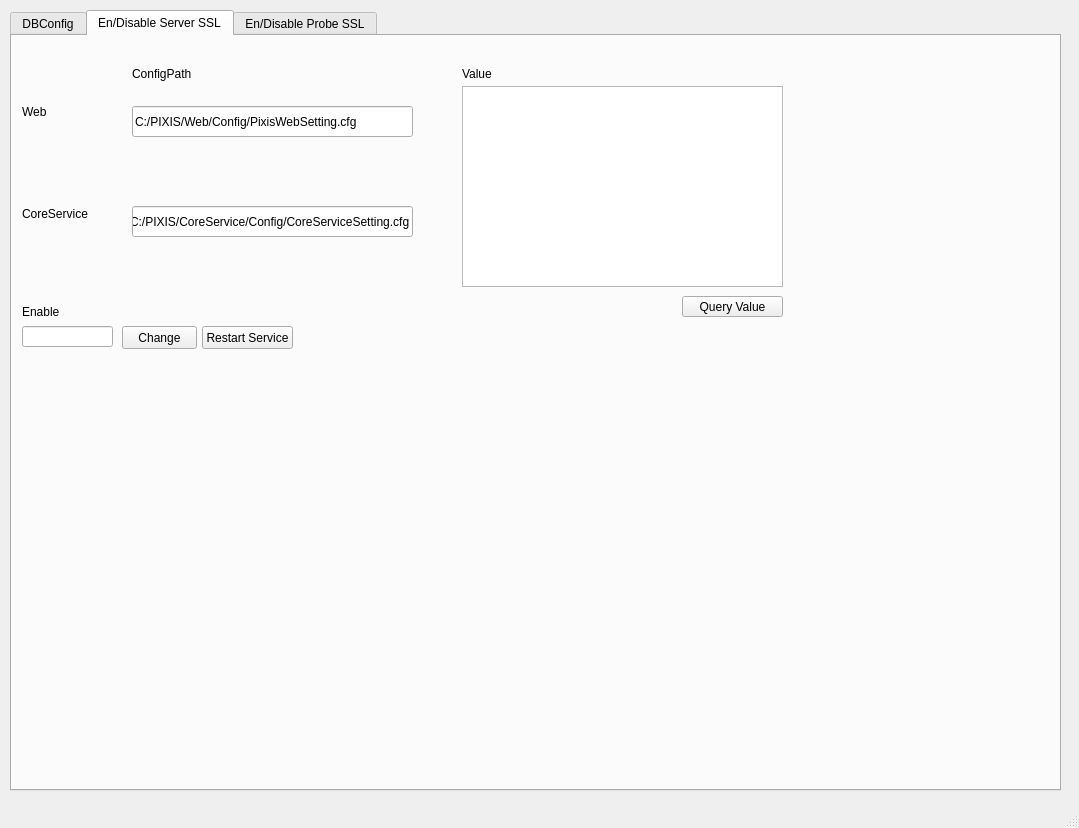
Qt form AtheNACToolsUI.ui (Hankhehe/PythonQT) before a commit.
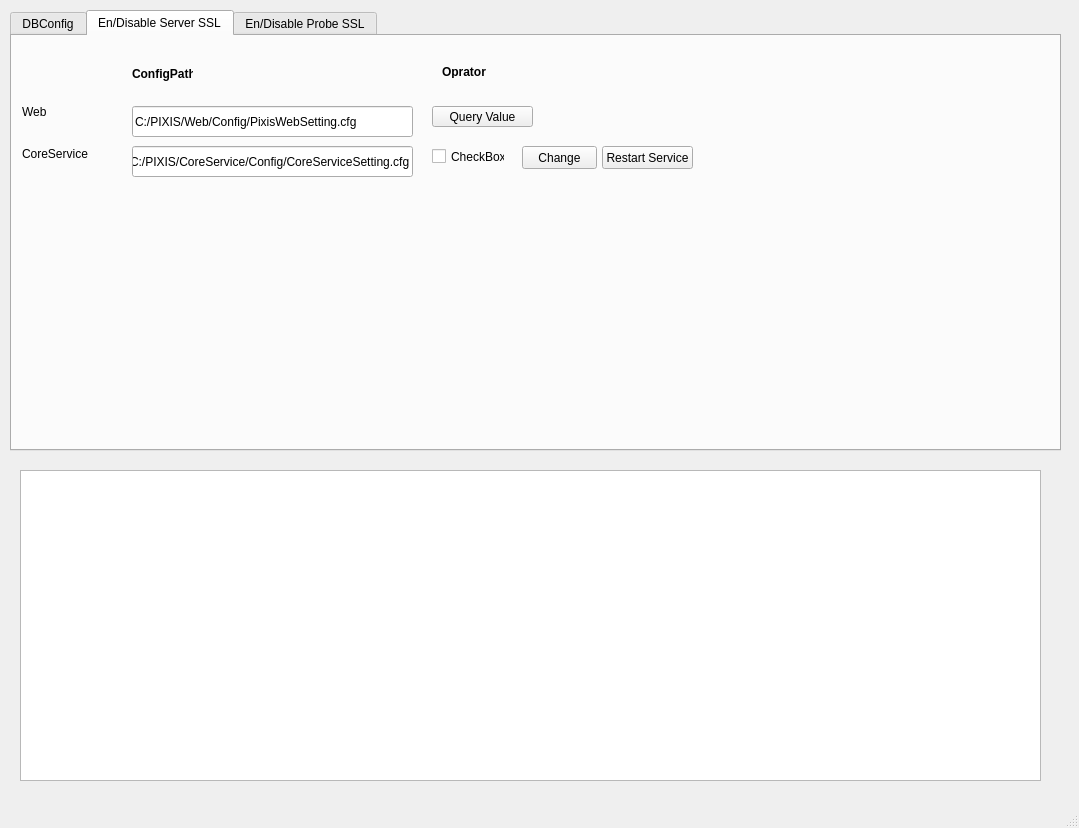
The same form after that commit. The open tabs and pages were chosen to show the change.

Patch:
```diff
--- a/AtheNACToolsUI.ui
+++ b/AtheNACToolsUI.ui
@@ -20,7 +20,7 @@
       <x>10</x>
       <y>10</y>
       <width>1051</width>
-      <height>781</height>
+      <height>441</height>
      </rect>
     </property>
     <property name="currentIndex">
@@ -275,19 +275,6 @@
      <attribute name="title">
       <string>En/Disable Server SSL</string>
      </attribute>
-     <widget class="QLabel" name="label_Value_ServerSSL">
-      <property name="geometry">
-       <rect>
-        <x>450</x>
-        <y>30</y>
-        <width>81</width>
-        <height>16</height>
-       </rect>
-      </property>
-      <property name="text">
-       <string>Value</string>
-      </property>
-     </widget>
      <widget class="QLabel" name="label_ConfigPath_ServerSSL">
       <property name="geometry">
        <rect>
@@ -297,6 +284,13 @@
         <height>16</height>
        </rect>
       </property>
+      <property name="font">
+       <font>
+        <family>Arial</family>
+        <weight>75</weight>
+        <bold>true</bold>
+       </font>
+      </property>
       <property name="text">
        <string>ConfigPath</string>
       </property>
@@ -331,7 +325,7 @@
       <property name="geometry">
        <rect>
         <x>10</x>
-        <y>170</y>
+        <y>110</y>
         <width>81</width>
         <height>16</height>
        </rect>
@@ -344,7 +338,7 @@
       <property name="geometry">
        <rect>
         <x>120</x>
-        <y>170</y>
+        <y>110</y>
         <width>281</width>
         <height>31</height>
        </rect>
@@ -353,24 +347,11 @@
        <string>C:/PIXIS/CoreService/Config/CoreServiceSetting.cfg</string>
       </property>
      </widget>
-     <widget class="QLabel" name="label_Enable_ServerSSL">
-      <property name="geometry">
-       <rect>
-        <x>10</x>
-        <y>270</y>
-        <width>47</width>
-        <height>12</height>
-       </rect>
-      </property>
-      <property name="text">
-       <string>Enable</string>
-      </property>
-     </widget>
      <widget class="QPushButton" name="pushButton_RestartService_ServerSSL">
       <property name="geometry">
        <rect>
-        <x>190</x>
-        <y>290</y>
+        <x>590</x>
+        <y>110</y>
         <width>91</width>
         <height>23</height>
        </rect>
@@ -382,8 +363,8 @@
      <widget class="QPushButton" name="pushButton_Change_ServerSSL">
       <property name="geometry">
        <rect>
-        <x>110</x>
-        <y>290</y>
+        <x>510</x>
+        <y>110</y>
         <width>75</width>
         <height>23</height>
        </rect>
@@ -395,24 +376,11 @@
        <bool>false</bool>
       </property>
      </widget>
-     <widget class="QLineEdit" name="lineEdit_Enable_ServerSSL">
-      <property name="geometry">
-       <rect>
-        <x>10</x>
-        <y>290</y>
-        <width>91</width>
-        <height>21</height>
-       </rect>
-      </property>
-      <property name="text">
-       <string/>
-      </property>
-     </widget>
      <widget class="QPushButton" name="pushButton_Query_ServerSSL">
       <property name="geometry">
        <rect>
-        <x>670</x>
-        <y>260</y>
+        <x>420</x>
+        <y>70</y>
         <width>101</width>
         <height>21</height>
        </rect>
@@ -421,20 +389,37 @@
        <string>Query Value</string>
       </property>
      </widget>
-     <widget class="QPlainTextEdit" name="plainTextEdit_Value_ServerSSL">
+     <widget class="QLabel" name="label_Oprator_ServerSSL">
       <property name="geometry">
        <rect>
-        <x>450</x>
-        <y>50</y>
-        <width>321</width>
-        <height>201</height>
+        <x>430</x>
+        <y>30</y>
+        <width>47</width>
+        <height>12</height>
        </rect>
       </property>
-      <property name="readOnly">
-       <bool>true</bool>
+      <property name="font">
+       <font>
+        <family>Arial</family>
+        <weight>75</weight>
+        <bold>true</bold>
+       </font>
       </property>
-      <property name="plainText">
-       <string/>
+      <property name="text">
+       <string>Oprator</string>
+      </property>
+     </widget>
+     <widget class="QCheckBox" name="checkBox_Enabled_ServerSSL">
+      <property name="geometry">
+       <rect>
+        <x>420</x>
+        <y>110</y>
+        <width>73</width>
+        <height>21</height>
+       </rect>
+      </property>
+      <property name="text">
+       <string>CheckBox</string>
       </property>
      </widget>
     </widget>
@@ -444,6 +429,28 @@
      </attribute>
     </widget>
    </widget>
+   <widget class="QPlainTextEdit" name="plainTextEdit_Result_Display">
+    <property name="geometry">
+     <rect>
+      <x>20</x>
+      <y>470</y>
+      <width>1021</width>
+      <height>311</height>
+     </rect>
+    </property>
+    <property name="lineWrapMode">
+     <enum>QPlainTextEdit::NoWrap</enum>
+    </property>
+    <property name="readOnly">
+     <bool>true</bool>
+    </property>
+    <property name="plainText">
+     <string/>
+    </property>
+    <property name="centerOnScroll">
+     <bool>false</bool>
+    </property>
+   </widget>
   </widget>
   <widget class="QMenuBar" name="menubar">
    <property name="geometry">
```
Left out of the diff: 92 changed lines with no effect on the pictures.
